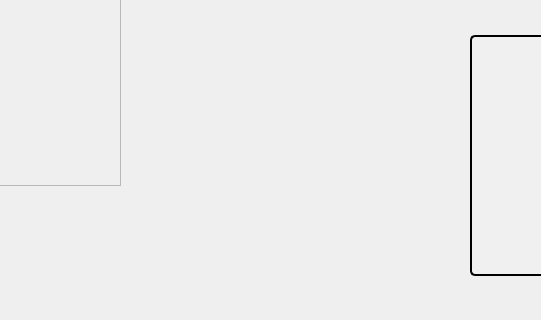
This is craftcharacter.ui in University-of-Utah-CS3505/a9-edu-app-f24 as Qt 5 draws it before an edit; both pictures show x 90 to 631 and y 555 to 875 of the 1280 by 875 pixel window. The edited form follows.
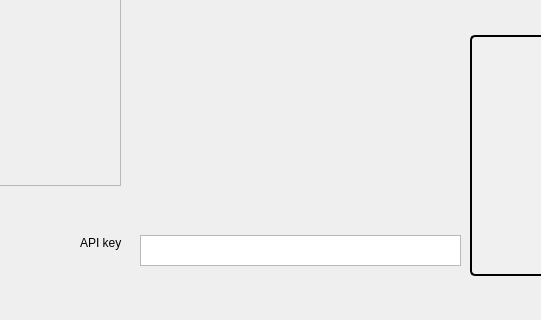
This is the edited form.

The edit to the form file:
```diff
--- a/craftcharacter.ui
+++ b/craftcharacter.ui
@@ -113,6 +113,29 @@
      </property>
     </widget>
    </widget>
+   <widget class="QTextEdit" name="apiKey">
+    <property name="geometry">
+     <rect>
+      <x>230</x>
+      <y>790</y>
+      <width>321</width>
+      <height>31</height>
+     </rect>
+    </property>
+   </widget>
+   <widget class="QLabel" name="label_3">
+    <property name="geometry">
+     <rect>
+      <x>170</x>
+      <y>790</y>
+      <width>53</width>
+      <height>15</height>
+     </rect>
+    </property>
+    <property name="text">
+     <string>API key</string>
+    </property>
+   </widget>
   </widget>
   <widget class="QMenuBar" name="menubar">
    <property name="geometry">
```
Left out of the diff: 4 changed lines with no effect on the pictures.
